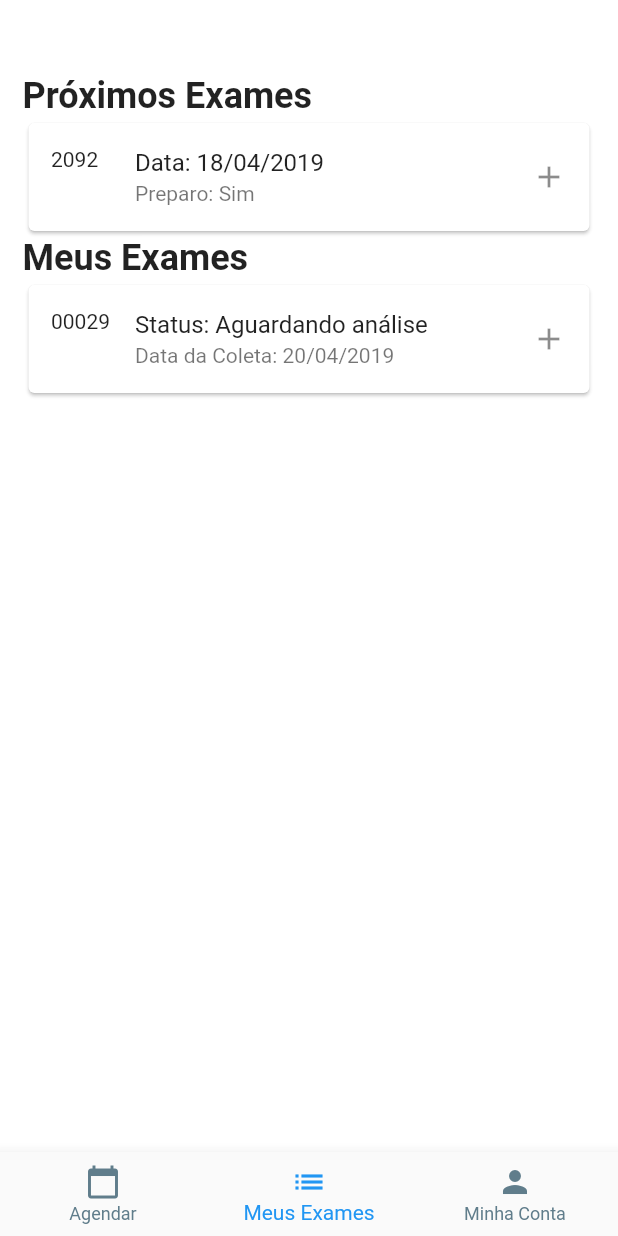
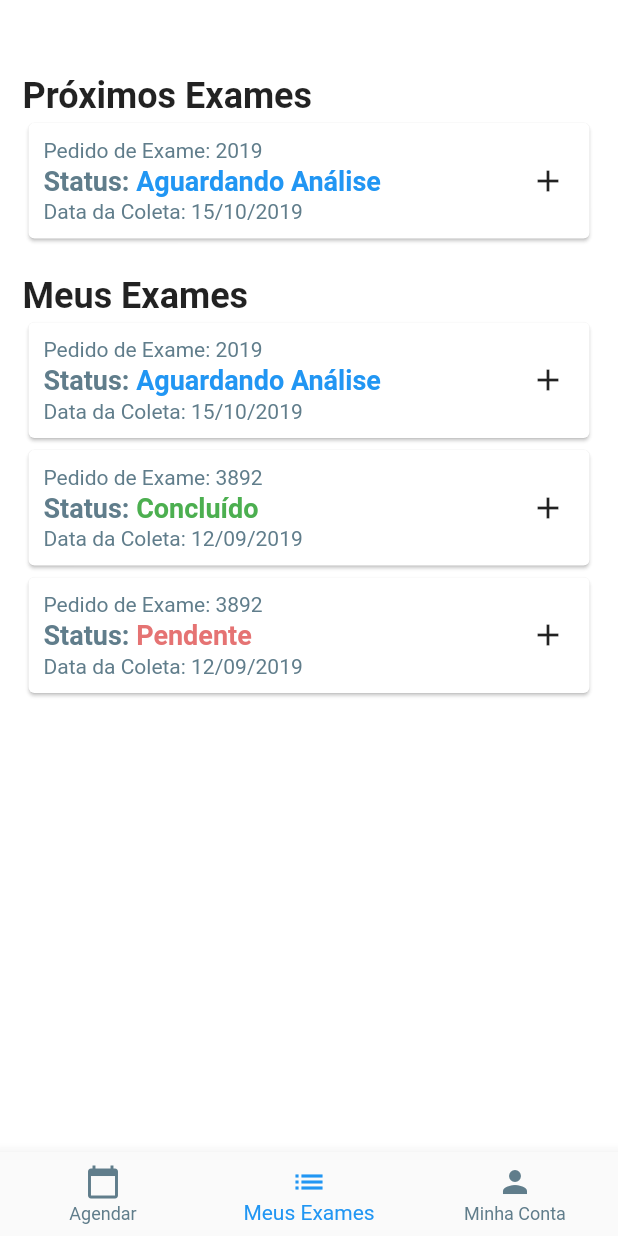
Before and after one commit to elissoncarvalho/ux-lab-aplicativo, a Flutter app: the NavBar screen opened by its route, on a phone screen of 412 x 824 dp. Run offline on Flutter 3.47's test engine with Material 2 defaults, Android fonts, the phone set to English and light mode, and no system bars; our stand-ins replace date_format; Roboto replaces fonts that are missing (TrajanPro).

Commit message:
desenvolvendo UxCard

```diff
--- a/lib/Pages/NavBar.dart
+++ b/lib/Pages/NavBar.dart
@@ -1,4 +1,6 @@
 import 'package:flutter/material.dart';
+import 'package:uxlab/Models/Exame.dart';
+import 'package:uxlab/Widgets/UxCard.dart';
 
 class NavBar extends StatelessWidget {
   NavBar({Key key}) : super(key: key);
@@ -14,7 +16,9 @@ class NavBar extends StatelessWidget {
       body: ListView(
         padding: const EdgeInsets.only(top: 50, right: 15, left: 15),
         children: [
-          Column(
+          Padding(
+            padding: const EdgeInsets.only(bottom: 20),
+            child: Column(
               children: <Widget>[
                 Row(
                   children: <Widget>[
@@ -27,16 +31,17 @@ class NavBar extends StatelessWidget {
                       ),
                   ],
                 ),
-              Card(
-                child: ListTile(
-                  contentPadding: EdgeInsets.only(left: 15, right: 15),
-                  leading: Text('2092'),
-                  title: Text('Data: 18/04/2019'),
-                  subtitle: Text('Preparo: Sim'),
-                  trailing: Icon(Icons.add),
+                UxCard(
+                  ambiente: 'teste',
+                  exame: Exame(
+                    idExame: 12,
+                    codExame: 2019,
+                    status: 'aguardando_analise',
+                    dataColeta: DateTime.parse('2019-10-15'),
                   ),
                 ),
               ],
+            ),
           ),
           Column(
             children: <Widget>[
@@ -51,13 +56,31 @@ class NavBar extends StatelessWidget {
                     ),
                 ],
               ),
-              Card(
-                child: ListTile(
-                  contentPadding: EdgeInsets.only(left: 15, right: 15),
-                  leading: Text('00029'),
-                  title: Text('Status: Aguardando análise'),
-                  subtitle: Text('Data da Coleta: 20/04/2019'),
-                  trailing: Icon(Icons.add),
+              UxCard(
+                ambiente: 'teste',
+                exame: Exame(
+                  idExame: 12,
+                  codExame: 2019,
+                  status: 'aguardando_analise',
+                  dataColeta: DateTime.parse('2019-10-15'),
+                ),
+              ),
+              UxCard(
+                ambiente: 'teste',
+                exame: Exame(
+                  idExame: 11,
+                  codExame: 3892,
+                  status: 'concluido',
+                  dataColeta: DateTime.parse('2019-09-12'),
+                ),
+              ),
+              UxCard(
+                ambiente: 'teste',
+                exame: Exame(
+                  idExame: 11,
+                  codExame: 3892,
+                  status: 'pendente',
+                  dataColeta: DateTime.parse('2019-09-12'),
                 ),
               ),
             ],
--- a/lib/Widgets/UxCard.dart
+++ b/lib/Widgets/UxCard.dart
@@ -1,29 +1,114 @@
 import 'package:flutter/material.dart';
+import 'package:date_format/date_format.dart';
 import 'package:uxlab/Models/Exame.dart';
 
 class UxCard extends StatelessWidget {
-  final Widget child;
   final Exame exame;
   final String ambiente;
 
   UxCard({
     Key key,
-    this.child,
     @required this.exame,
     @required this.ambiente
   }) : super(key: key);
 
   @override
   Widget build(BuildContext context) {
-    return Container(
+    var status = {
+      'concluido': {
+        'txt': 'Concluído',
+        'color': Colors.green,
+      },
+      'aguardando_analise': {
+        'txt': 'Aguardando Análise',
+        'color': Colors.blue,
+      },
+      'pendente': {
+        'txt': 'Pendente',
+        'color': Colors.red[300],
+      },
+    };
+    return Card(
       child: Padding(
-        padding: const EdgeInsets.all(8.0),
-        child: Column(
-          children: <Widget>[
-            Text(exame.codExame.toString()),
-            Text(exame.dataColeta.toString()),
-            Text(exame.codExame.toString()),
+        padding: const EdgeInsets.all(10.0),
+        child: Row(
+          children: [
+            Expanded(
+              flex: 90,
+              child: Column(
+                children: <Widget>[
+                  Padding(
+                    padding: const EdgeInsets.only(bottom: 2),
+                    child: Row(
+                      children: <Widget>[
+                        Text(
+                          'Pedido de Exame: ',
+                          style: TextStyle(
+                            fontSize: 14,
+                            color: Colors.blueGrey,
+                          ),
+                        ),
+                        Text(
+                          exame.codExame.toString(),
+                          style: TextStyle(
+                            fontSize: 14,
+                            color: Colors.blueGrey,
+                          ),
+                        ),
+                      ],
+                    ),
+                  ),
+                  Padding(
+                    padding: const EdgeInsets.only(bottom: 2),
+                    child: Row(
+                      children: <Widget>[
+                        Text(
+                          'Status: ',
+                          style: TextStyle(
+                            fontSize: 18,
+                            fontWeight: FontWeight.bold,
+                            color: Colors.blueGrey,
+                          ),
+                        ),
+                        Text(status[exame.status]['txt'],
+                          style: TextStyle(
+                            fontSize: 18,
+                            fontWeight: FontWeight.bold,
+                            color: status[exame.status]['color'],
+                          ),
+                        ),
+                      ],
+                    ),
+                  ),
+                  Padding(
+                    padding: const EdgeInsets.all(0),
+                    child: Row(
+                      children: <Widget>[
+                        Text(
+                          'Data da Coleta: ',
+                          style: TextStyle(
+                            fontSize: 14,
+                            color: Colors.blueGrey,
+                          ),
+                        ),
+                        Text(
+                          formatDate(exame.dataColeta, [dd,'/',mm,'/',yyyy]),
+                          style: TextStyle(
+                            fontSize: 14,
+                            color: Colors.blueGrey,
+                          ),
+                        ),
+                      ],
+                    ),
+                  ),
+                ],
+              ),
 
+            ),
+            Expanded(
+              flex: 10,
+              child: Icon(Icons.add),
+            ),
           ],
         ),
       ),
--- a/pubspec.yaml
+++ b/pubspec.yaml
@@ -19,6 +19,7 @@ environment:
 dependencies:
   flutter:
     sdk: flutter
+  date_format: ^1.0.6
 
   # The following adds the Cupertino Icons font to your application.
   # Use with the CupertinoIcons class for iOS style icons.
```
Also changed, not shown: pubspec.lock. Lines whose indentation alone changed are shown as unchanged.
